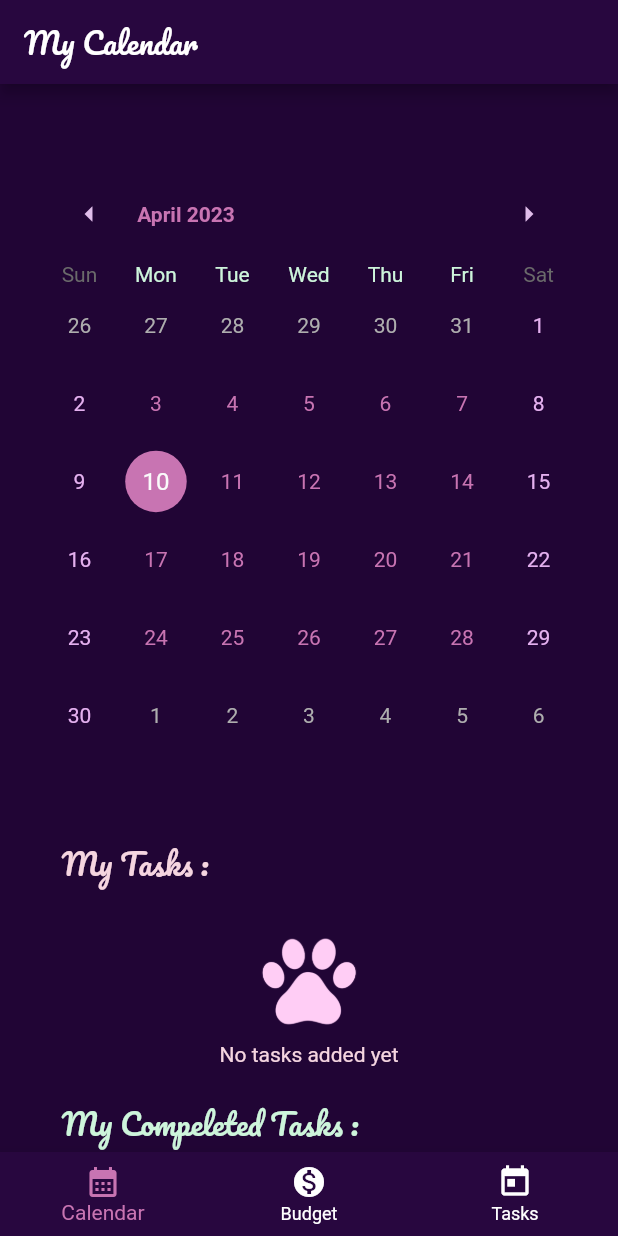
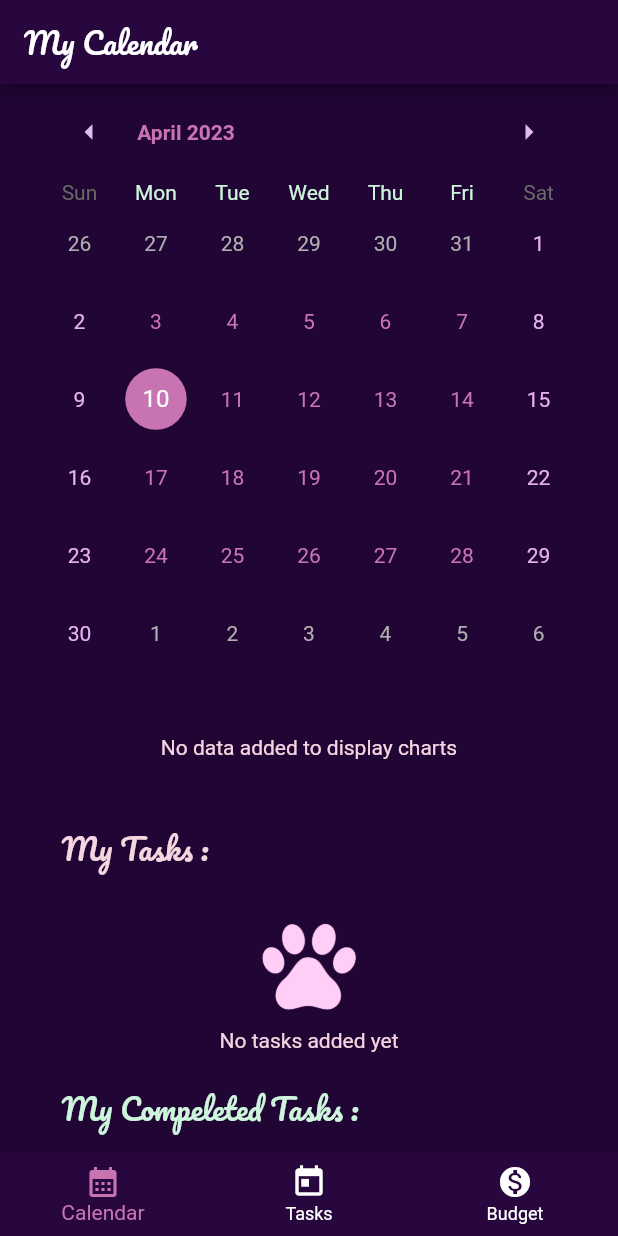
Before and after one commit to MeryamAjlani/Journey, a Flutter app: the screen it shows after launch, on a phone screen of 412 x 824 dp. Run offline on Flutter 3.47's test engine with Material 2 defaults, Android fonts, the phone set to English and light mode, and no system bars; drawn by our look-alikes of table_calendar; our stand-ins replace bloc, custom_rating_bar, equatable, flutter_bloc, hydrated_bloc, percent_indicator and 2 more.

Commit message:
adding charts for displaying progress

```diff
--- a/lib/Screens/AnalyticsScreen.dart
+++ b/lib/Screens/AnalyticsScreen.dart
@@ -41,7 +41,7 @@ class _AnalyticsScreenState extends State<AnalyticsScreen> {
               child: Column(
                 mainAxisAlignment: MainAxisAlignment.center,
                 children: [
-                  ProgressChart(),
+
                   Padding(
                     padding:  EdgeInsets.only(left: SizeConfig.screenWidth/8, bottom: 20),
                     child: Align(
--- a/lib/Screens/CalendarScreen.dart
+++ b/lib/Screens/CalendarScreen.dart
@@ -7,11 +7,13 @@ import 'package:flutter/src/widgets/container.dart';
 import 'package:flutter/src/widgets/framework.dart';
 import 'package:flutter_bloc/flutter_bloc.dart';
 import 'package:my_journey/Blocs/Task_bloc/tasks_bloc.dart';
+import 'package:my_journey/Screens/ConfigureScheduleScreen.dart';
 import 'package:my_journey/constants/ColorPalette.dart';
 import 'package:my_journey/screensize/ScreenSize.dart';
 import 'package:my_journey/widgets/Calendar/Accordion.dart';
 import 'package:my_journey/widgets/Calendar/Calendar.dart';
 import 'package:my_journey/widgets/EmptyWidget.dart';
+import 'package:my_journey/widgets/ProgressChartWidget.dart';
 import 'package:percent_indicator/percent_indicator.dart';
 
 class CalendarScreen extends StatefulWidget {
@@ -46,8 +48,6 @@ class _CalendarScreenState extends State<CalendarScreen> {
     return result;
   }
 
-  final int _finishedCount = 5;
-  final int _unfinishedCount = 9;
   @override
   Widget build(BuildContext context) {
 
@@ -60,6 +60,7 @@ class _CalendarScreenState extends State<CalendarScreen> {
     return BlocBuilder<TasksBloc, TasksState>(builder: (context, state) {
 
       return Scaffold(
+
         backgroundColor: ColorPalette.background,
         body: SafeArea(
             child: SingleChildScrollView(
@@ -67,10 +68,14 @@ class _CalendarScreenState extends State<CalendarScreen> {
             children: [
               Padding(
                 padding: EdgeInsets.symmetric(
-                    vertical: SizeConfig.screenHeight / 15,
+
                     horizontal: SizeConfig.screenWidth / 15),
                 child: Calendar(),
+
               ),
+
+
+                pendingTasks.isEmpty && completedTasks.isEmpty ?Container(height:100,child: Align(alignment: Alignment.center,child: Text('No data added to display charts',style: TextStyle(color: ColorPalette.lightPink),)),):ProgressChart(numFinished: completedTasks.length.toDouble(),numUnfinished:pendingTasks.length.toDouble()),
               Align(
                 alignment: Alignment.topLeft,
                 child: Padding(
--- a/lib/Screens/HomeScreen.dart
+++ b/lib/Screens/HomeScreen.dart
@@ -39,8 +39,9 @@ class _HomeState extends State<Home> {
   PageController _pageController = PageController();
   List<Widget> _screens = [
     CalendarScreen(),
+    ConfigurationScreen(),
     BudgetScreen(),
-    ConfigurationScreen()
+
   ];
 
   int _selectedIndex = 0;
@@ -73,14 +74,15 @@ class _HomeState extends State<Home> {
               icon: Icon(Icons.calendar_month),
               label: 'Calendar',
             ),
+               BottomNavigationBarItem(
+              icon: Icon(Icons.today),
+              label: 'Tasks',
+            ),
             BottomNavigationBarItem(
               icon: Icon(Icons.monetization_on),
               label: 'Budget',
             ),
-            BottomNavigationBarItem(
-              icon: Icon(Icons.today),
-              label: 'Tasks',
-            ),
+
           ],
           currentIndex: _selectedIndex,
           selectedItemColor: ColorPalette.pink,
```
Also changed, not shown: lib/widgets/ProgressChartWidget.dart (+17 -14 lines).
